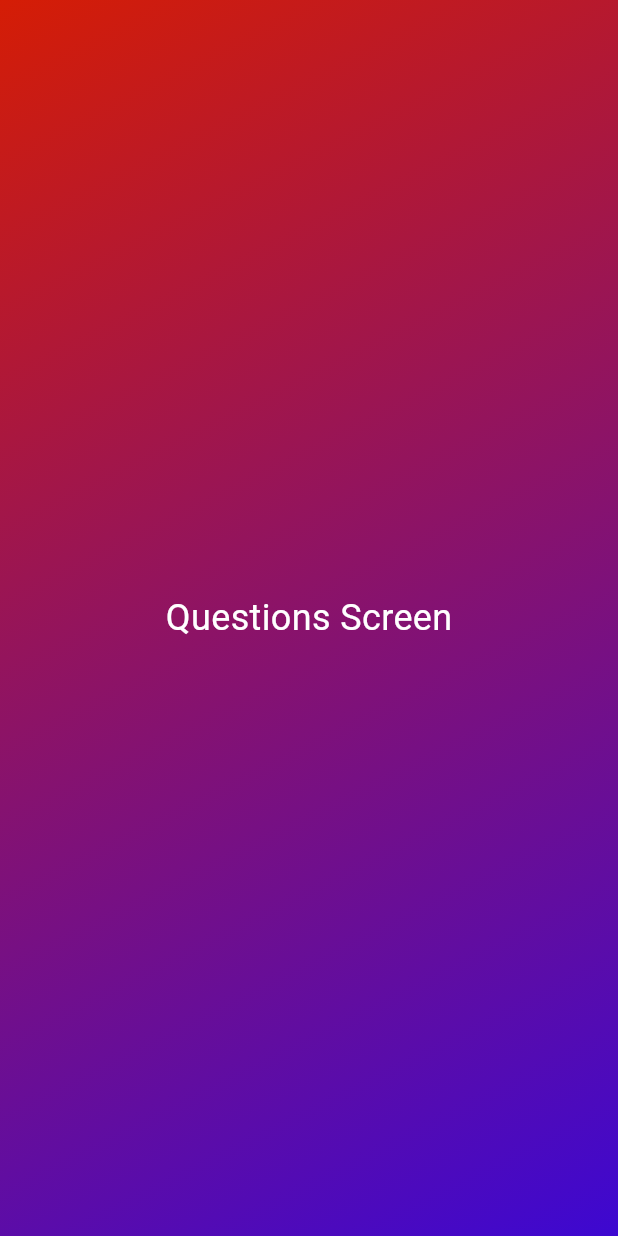
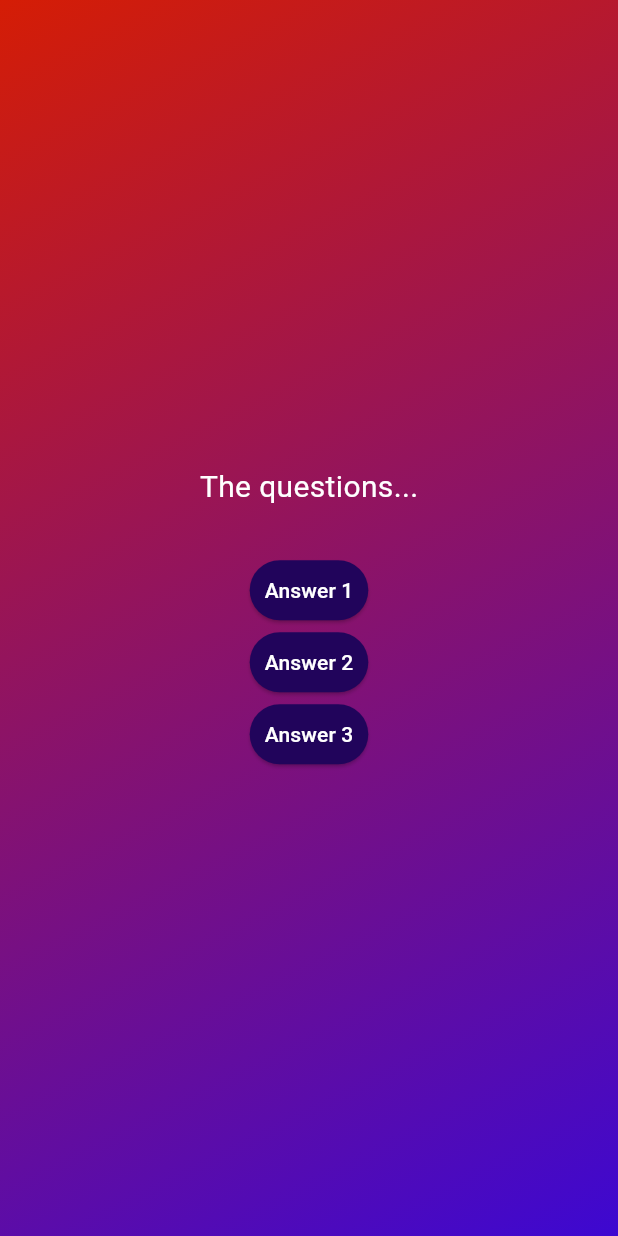
Before and after one commit to MdRaihanulIslam/flutter_quiz_app, a Flutter app: the screen it shows after launch, after a tap on "Start Quiz!", on a phone screen of 412 x 824 dp. Run offline on Flutter 3.47's test engine with Material 3 defaults, Android fonts, the phone set to English and light mode, and no system bars.

Commit message:
ending of 70

```diff
--- /dev/null
+++ b/lib/answer_button.dart
@@ -0,0 +1,24 @@
+import 'package:flutter/material.dart';
+
+class AnswerButton extends StatelessWidget {
+  const AnswerButton({
+    super.key,
+    required this.answerText,
+    required this.onTap,
+  });
+  final String answerText;
+  final void Function() onTap;
+  @override
+  Widget build(BuildContext context) {
+    return ElevatedButton(
+      onPressed: onTap,
+      style: ElevatedButton.styleFrom(
+        padding: const EdgeInsets.symmetric(vertical: 10, horizontal: 10),
+        backgroundColor: const Color.fromARGB(255, 33, 4, 91),
+        foregroundColor: Colors.white,
+        shape: RoundedRectangleBorder(borderRadius: BorderRadius.circular(40)),
+      ),
+      child: Text(answerText),
+    );
+  }
+}
--- a/lib/questions_screen.dart
+++ b/lib/questions_screen.dart
@@ -1,4 +1,5 @@
 import 'package:flutter/material.dart';
+import 'package:flutter_quiz_app/answer_button.dart';
 
 class QuestionsScreen extends StatefulWidget {
   const QuestionsScreen({super.key});
@@ -10,6 +11,21 @@ class QuestionsScreen extends StatefulWidget {
 class _QuestionsScreenState extends State<QuestionsScreen> {
   @override
   Widget build(BuildContext context) {
-    return Center(child: Text('Questions Screen', style: TextStyle(color: Colors.white, fontSize: 24),));
+    return SizedBox(
+      width: double.infinity,
+      child: Column(
+        mainAxisAlignment: MainAxisAlignment.center,
+        children: [
+          Text(
+            'The questions...',
+            style: TextStyle(color: Colors.white, fontSize: 20),
+          ),
+          SizedBox(height: 30),
+          AnswerButton(answerText: 'Answer 1', onTap: () {} ),
+          AnswerButton(answerText: 'Answer 2', onTap: () {} ),
+          AnswerButton(answerText: 'Answer 3', onTap: () {} ),
+        ],
+      ),
+    );
   }
 }
```
